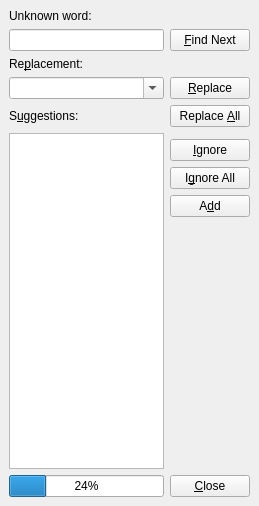
Above: src/frontends/qt4/ui/SpellcheckerUi.ui from cburschka/lyx before the change. Below: the same form after it.
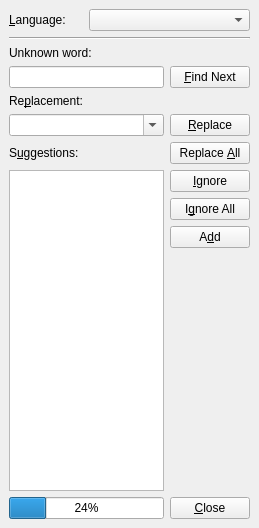
That is the form after the change.

Commit message: Add language selector to the spell chekcer dialog (bug 2208).

What changed in the file:
```diff
--- a/src/frontends/qt4/ui/SpellcheckerUi.ui
+++ b/src/frontends/qt4/ui/SpellcheckerUi.ui
@@ -6,7 +6,7 @@
     <x>0</x>
     <y>0</y>
     <width>259</width>
-    <height>506</height>
+    <height>528</height>
    </rect>
   </property>
   <property name="windowTitle" >
@@ -21,23 +21,30 @@
      <number>6</number>
     </property>
     <item row="0" column="0" >
-     <widget class="QLabel" name="TextLabel3" >
+     <widget class="QLabel" name="languageLA" >
       <property name="text" >
-       <string>Unknown word:</string>
+       <string>&amp;Language:</string>
       </property>
       <property name="buddy" >
        <cstring>wordED</cstring>
       </property>
      </widget>
     </item>
-    <item row="1" column="0" >
+    <item row="0" column="1" colspan="2" >
+     <widget class="QComboBox" name="languageCO" >
+      <property name="toolTip" >
+       <string>The checked language. Switching this alters the language of the checked word.</string>
+      </property>
+     </widget>
+    </item>
+    <item row="3" column="0" colspan="2" >
      <widget class="QLineEdit" name="wordED" >
       <property name="toolTip" >
        <string>Current word</string>
       </property>
      </widget>
     </item>
-    <item row="1" column="1" >
+    <item row="3" column="2" >
      <widget class="QPushButton" name="findNextPB" >
       <property name="toolTip" >
        <string>Replace word with current choice</string>
@@ -47,7 +54,7 @@
       </property>
      </widget>
     </item>
-    <item row="2" column="0" >
+    <item row="4" column="0" colspan="2" >
      <widget class="QLabel" name="TextLabel1" >
       <property name="text" >
        <string>Re&amp;placement:</string>
@@ -57,7 +64,7 @@
       </property>
      </widget>
     </item>
-    <item row="3" column="0" >
+    <item row="5" column="0" colspan="2" >
      <widget class="QComboBox" name="replaceCO" >
       <property name="sizePolicy" >
        <sizepolicy>
@@ -87,7 +94,7 @@
       </property>
      </widget>
     </item>
-    <item row="3" column="1" >
+    <item row="5" column="2" >
      <widget class="QPushButton" name="replacePB" >
       <property name="toolTip" >
        <string>Replace word with current choice</string>
@@ -97,7 +104,7 @@
       </property>
      </widget>
     </item>
-    <item row="4" column="0" >
+    <item row="6" column="0" colspan="2" >
      <widget class="QLabel" name="TextLabel2" >
       <property name="text" >
        <string>S&amp;uggestions:</string>
@@ -107,7 +114,7 @@
       </property>
      </widget>
     </item>
-    <item row="4" column="1" >
+    <item row="6" column="2" >
      <widget class="QPushButton" name="replaceAllPB" >
       <property name="toolTip" >
        <string>Replace word with current choice</string>
@@ -117,10 +124,10 @@
       </property>
      </widget>
     </item>
-    <item rowspan="5" row="5" column="0" >
+    <item rowspan="4" row="7" column="0" colspan="2" >
      <widget class="QListWidget" name="suggestionsLW" />
     </item>
-    <item row="6" column="1" >
+    <item row="7" column="2" >
      <widget class="QPushButton" name="ignorePB" >
       <property name="toolTip" >
        <string>Ignore this word</string>
@@ -130,7 +137,7 @@
       </property>
      </widget>
     </item>
-    <item row="7" column="1" >
+    <item row="8" column="2" >
      <widget class="QPushButton" name="ignoreAllPB" >
       <property name="toolTip" >
        <string>Ignore this word throughout this session</string>
@@ -140,7 +147,7 @@
       </property>
      </widget>
     </item>
-    <item row="8" column="1" >
+    <item row="9" column="2" >
      <widget class="QPushButton" name="addPB" >
       <property name="toolTip" >
        <string>Add the word to your personal dictionary</string>
@@ -150,7 +157,7 @@
       </property>
      </widget>
     </item>
-    <item row="9" column="1" >
+    <item row="10" column="2" >
      <spacer>
       <property name="orientation" >
        <enum>Qt::Vertical</enum>
@@ -166,7 +173,7 @@
       </property>
      </spacer>
     </item>
-    <item row="10" column="0" >
+    <item row="11" column="0" colspan="2" >
      <widget class="QProgressBar" name="spellcheckPR" >
       <property name="value" >
        <number>24</number>
@@ -176,13 +183,30 @@
       </property>
      </widget>
     </item>
-    <item row="10" column="1" >
+    <item row="11" column="2" >
      <widget class="QPushButton" name="closePB" >
       <property name="text" >
        <string>&amp;Close</string>
       </property>
      </widget>
     </item>
+    <item row="2" column="0" colspan="2" >
+     <widget class="QLabel" name="TextLabel3" >
+      <property name="text" >
+       <string>Unknown word:</string>
+      </property>
+      <property name="buddy" >
+       <cstring>wordED</cstring>
+      </property>
+     </widget>
+    </item>
+    <item row="1" column="0" colspan="3" >
+     <widget class="Line" name="line" >
+      <property name="orientation" >
+       <enum>Qt::Horizontal</enum>
+      </property>
+     </widget>
+    </item>
    </layout>
   </widget>
  </widget>
```
Left out of the diff: 2 changed lines with no effect on the pictures. The commit also changes 2 other files.
